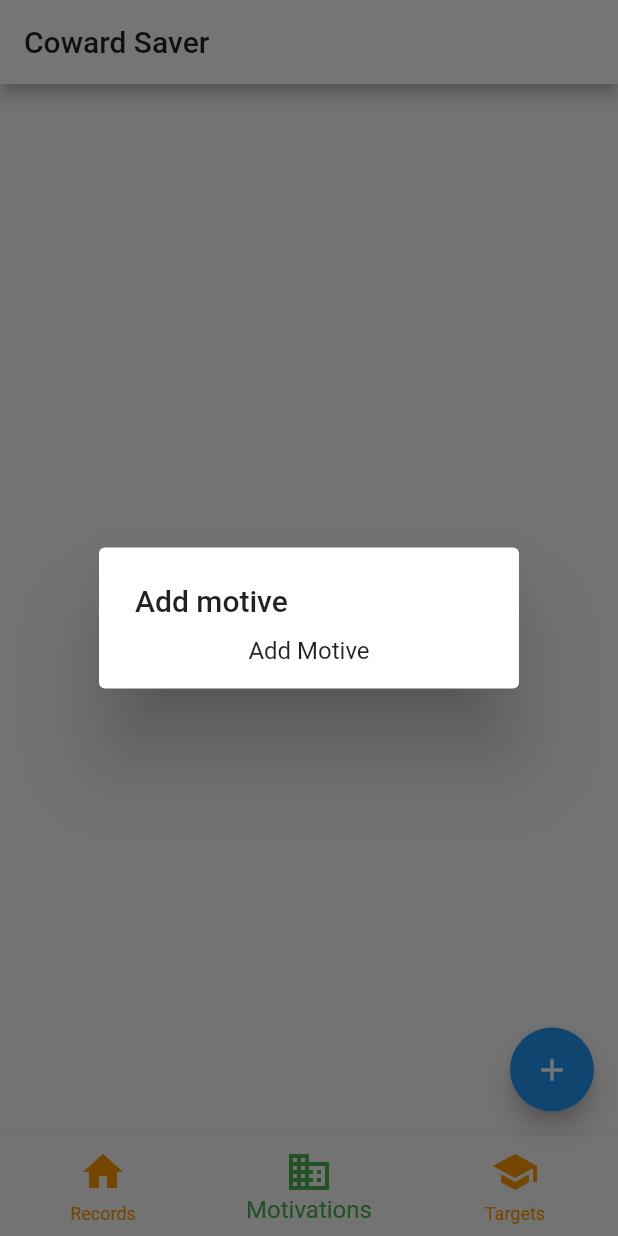
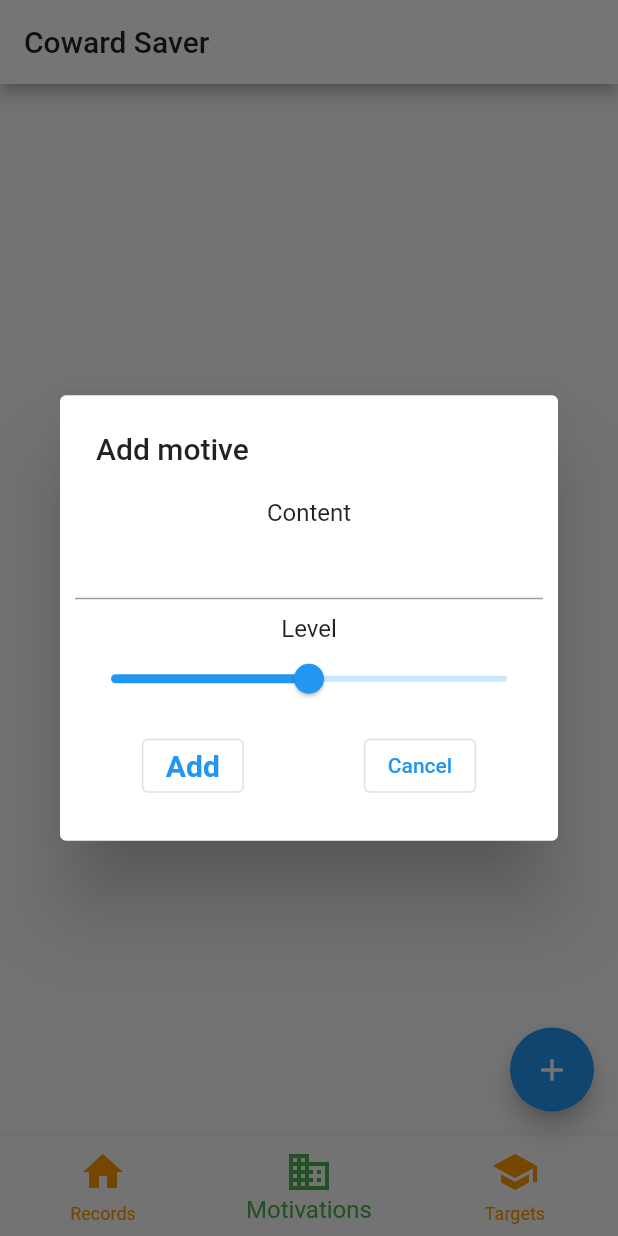
Before and after one commit to adoontheway/coward_saviour, a Flutter app: the screen it shows after launch, item 2 of the bottom bar chosen, after a tap on the "add" icon, on a phone screen of 412 x 824 dp. Run offline on Flutter 3.47's test engine with Material 2 defaults, Android fonts, the phone set to English and light mode, and no system bars.

Commit message:
motivation add and list done

```diff
--- a/lib/main.dart
+++ b/lib/main.dart
@@ -16,6 +16,7 @@ class App extends StatelessWidget {
     return MaterialApp(
       theme: ThemeData(primaryColor: Colors.white),
       home: IndexPage(),
+      debugShowCheckedModeBanner: false,
     );
   }
 }
@@ -73,7 +74,6 @@ class _IndexPageState extends State<IndexPage> {
           return SimpleDialog(
             title: Text("Add ${_titles[_selectedIndex]}"),
             children: [_addViews[_selectedIndex]],
-            // backgroundColor: Colors.grey,
           );
           // return _addViews[_selectedIndex];
         });
--- /dev/null
+++ b/lib/model/model.dart
@@ -0,0 +1,15 @@
+class Model {}
+
+class Record {
+  String content;
+  DateTime dateTime;
+  Record({required this.content, required this.dateTime});
+}
+
+class Motivation {
+  String content;
+  int level;
+  Motivation({required this.content, required this.level});
+}
+
+class Target {}
--- /dev/null
+++ b/lib/model/profile.dart
@@ -0,0 +1,34 @@
+import 'package:coward_saver/model/model.dart';
+
+class Profile {
+  static List<Motivation> _motivations = [];
+  static List<Target> _targets = [];
+  static List<Record> _records = [];
+  static final String _remote = "127.0.0.1";
+  static fetchFromRemote() {}
+  static fetchFromLocal() {}
+  static syncLocal() {}
+  static syncRemote() {}
+
+  static init() {
+    bool isLocal = false;
+    //1. local saved,init from local
+    //2. if not , and if logined, try sync from remote
+    //3. if not, first time use
+    if (isLocal) {
+      fetchFromLocal();
+    } else {
+      fetchFromRemote();
+    }
+  }
+
+  static addMotivation(String content, int level) {
+    _motivations.add(Motivation(content: content, level: level));
+  }
+
+  static delMotivation(Motivation mov) {
+    _motivations.remove(mov);
+  }
+
+  static get motivations => _motivations;
+}
--- a/lib/pages/motives.dart
+++ b/lib/pages/motives.dart
@@ -1,3 +1,5 @@
+import 'package:coward_saver/model/model.dart';
+import 'package:coward_saver/model/profile.dart';
 import 'package:flutter/material.dart';
 
 class MotivationPage extends StatefulWidget {
@@ -6,12 +8,40 @@ class MotivationPage extends StatefulWidget {
 }
 
 class _MotivationPageState extends State<MotivationPage> {
+  List<Motivation> _motivations = Profile.motivations;
+  List<Color> _lvColors = [
+    Colors.black,
+    Colors.orange,
+    Colors.yellow,
+    Colors.red,
+    Colors.redAccent
+  ];
   @override
   Widget build(BuildContext context) {
     return Container(
-      child: Center(
-        child: Text('this is motive page'),
-      ),
-    );
+        child: ListView.separated(
+            separatorBuilder: (BuildContext context, int index) {
+              return Divider(
+                height: 5.0,
+                color: Colors.grey[300],
+              );
+            },
+            itemCount: _motivations.length,
+            itemBuilder: (BuildContext context, int index) {
+              return Container(
+                margin: const EdgeInsets.all(10),
+                child: Row(
+                  children: <Widget>[
+                    Text(
+                      _motivations[index].content,
+                      style: TextStyle(
+                          color: _lvColors[_motivations[index].level - 1],
+                          fontWeight: FontWeight.bold,
+                          fontSize: 20.0),
+                    ),
+                  ],
+                ),
+              );
+            }));
   }
 }
--- a/lib/view/add_motive.dart
+++ b/lib/view/add_motive.dart
@@ -1,4 +1,6 @@
+import 'package:coward_saver/model/profile.dart';
 import 'package:flutter/material.dart';
+import 'package:flutter/services.dart';
 
 class AddMotiveView extends StatefulWidget {
   @override
@@ -6,11 +8,77 @@ class AddMotiveView extends StatefulWidget {
 }
 
 class _AddMotiveViewState extends State<AddMotiveView> {
+  TextEditingController _contentController = TextEditingController();
+  int _curLevel = 3;
+  void _onAdd() {
+    print("the input content is ${_contentController.text}");
+    Profile.addMotivation(_contentController.text, _curLevel);
+  }
+
+  void _onCancel() {
+    print("cancel clicked");
+    Navigator.of(context).pop();
+  }
+
+  void _onChange(double value) {
+    print("level changed : $value");
+    setState(() {
+      _curLevel = value.round();
+    });
+  }
+
   @override
   Widget build(BuildContext context) {
     return Container(
-      child: Center(
-        child: Text("Add Motive"),
+      width: 400,
+      margin: const EdgeInsets.all(10.0),
+      child: Column(
+        children: <Widget>[
+          Text("Content"),
+          TextField(
+            autofocus: true,
+            maxLines: 1,
+            controller: _contentController,
+          ),
+          SizedBox(
+            height: 10,
+          ),
+          Text("Level"),
+          Slider(
+            value: _curLevel.toDouble(),
+            max: 5.0,
+            min: 1.0,
+            onChanged: _onChange,
+            semanticFormatterCallback: (value) {
+              return "Level: ${value.round()}";
+            },
+            label: "Level",
+            // divisions: 1,
+            autofocus: true,
+          ),
+          SizedBox(
+            height: 10,
+          ),
+          Row(
+            mainAxisAlignment: MainAxisAlignment.center,
+            children: <Widget>[
+              OutlinedButton(
+                child: Text(
+                  "Add",
+                  style: TextStyle(fontWeight: FontWeight.bold, fontSize: 20.0),
+                ),
+                onPressed: _onAdd,
+              ),
+              SizedBox(
+                width: 80.0,
+              ),
+              OutlinedButton(
+                child: Text("Cancel"),
+                onPressed: _onCancel,
+              ),
+            ],
+          ),
+        ],
       ),
     );
   }
```
